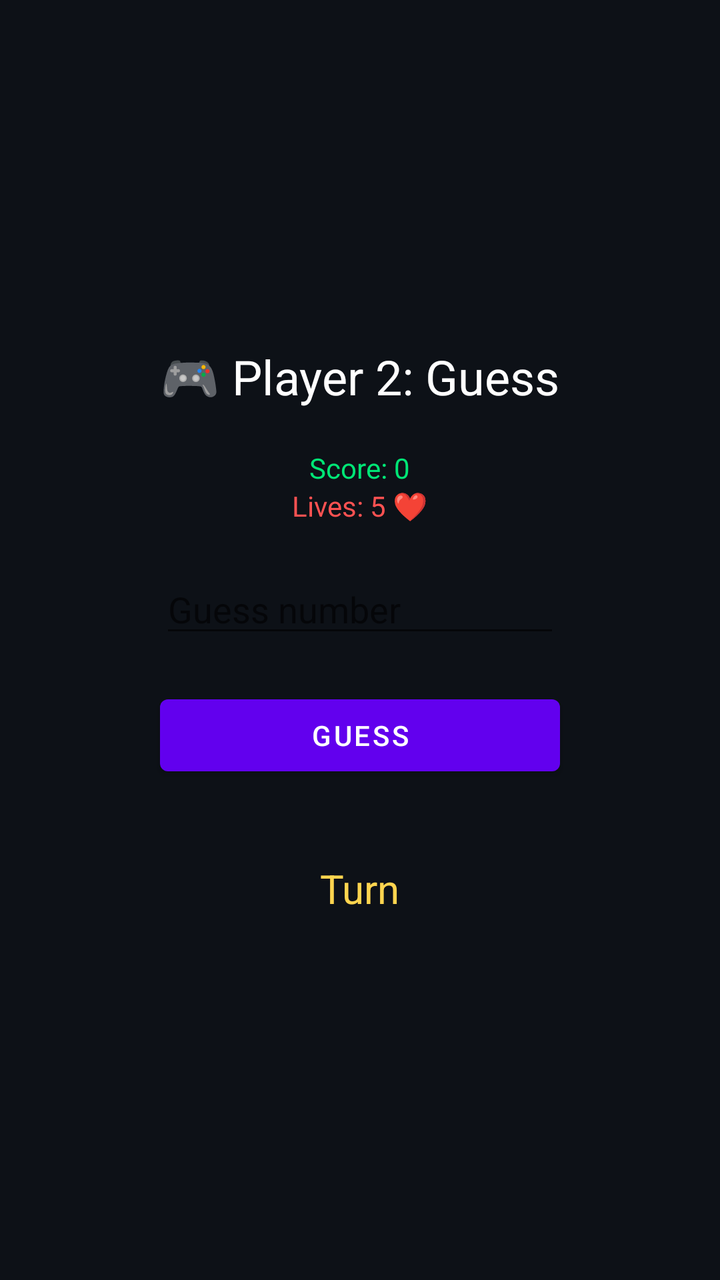
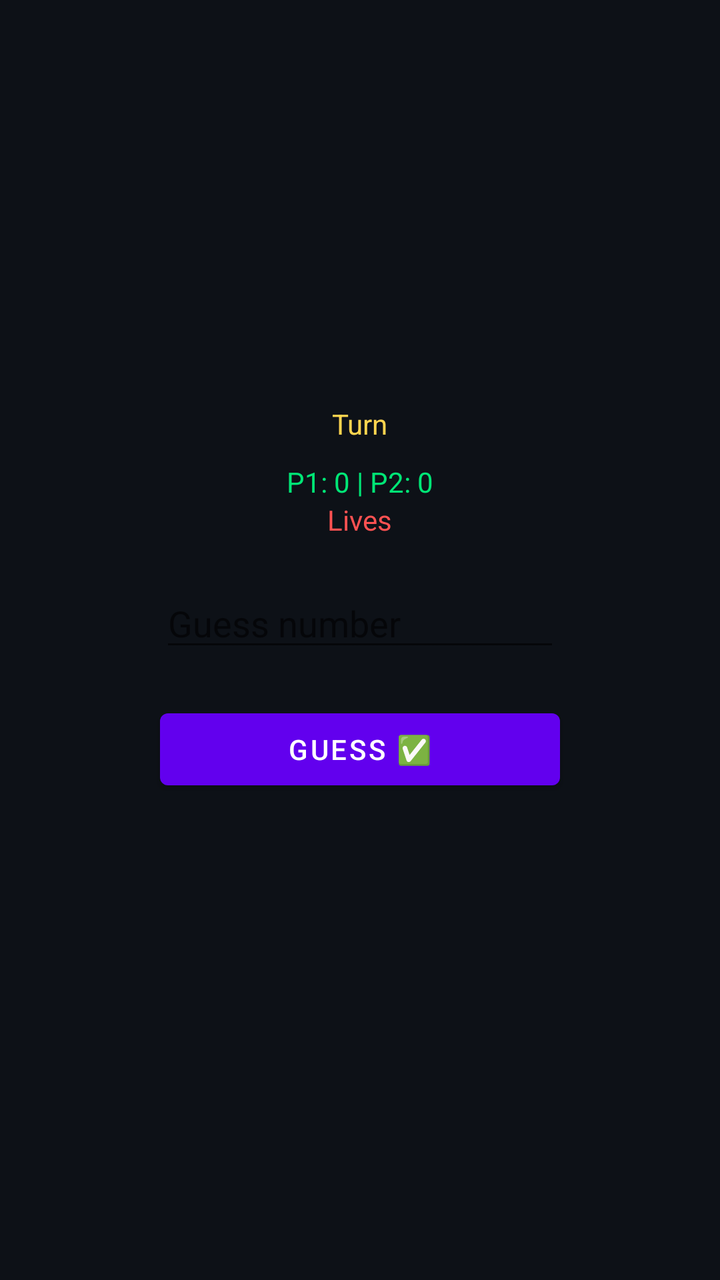

Two renders of the same Android screen: before a commit and after it. Below are the layout's source before the change and the commit's diff.
<!-- AndroidManifest.xml: fallback theme Theme.MaterialComponents.DayNight.NoActionBar -->
<!-- res/layout/activity_game.xml -->
<?xml version="1.0" encoding="utf-8"?>
<LinearLayout
    xmlns:android="http://schemas.android.com/apk/res/android"
    android:orientation="vertical"
    android:gravity="center"
    android:background="#0D1117"
    android:layout_width="match_parent"
    android:layout_height="match_parent">

    <TextView
        android:text="🎮 Player 2: Guess"
        android:textSize="24sp"
        android:textColor="#FFFFFF"
        android:layout_marginBottom="20dp"
        android:layout_width="wrap_content"
        android:layout_height="wrap_content"/>

    <TextView
        android:id="@+id/scoreText"
        android:text="Score: 0"
        android:textColor="#00E676"
        android:layout_width="wrap_content"
        android:layout_height="wrap_content"/>

    <TextView
        android:id="@+id/livesText"
        android:text="Lives: 5 ❤️"
        android:textColor="#FF5252"
        android:layout_marginBottom="20dp"
        android:layout_width="wrap_content"
        android:layout_height="wrap_content"/>

    <EditText
        android:id="@+id/input"
        android:hint="Guess number"
        android:textColor="#FFFFFF"
        android:layout_width="200dp"
        android:layout_height="wrap_content"/>

    <Button
        android:id="@+id/submitBtn"
        android:text="Guess"
        android:layout_marginTop="20dp"
        android:layout_width="200dp"
        android:layout_height="wrap_content"/>

    <TextView
        android:id="@+id/resultText"
        android:text=""
        android:textColor="#FFFFFF"
        android:layout_marginTop="20dp"
        android:layout_width="wrap_content"
        android:layout_height="wrap_content"/>
    
    <TextView
    android:id="@+id/turnText"
    android:text="Turn"
    android:textSize="20sp"
    android:textColor="#FFD54F"
    android:layout_marginBottom="10dp"
    android:layout_width="wrap_content"
    android:layout_height="wrap_content"/>

</LinearLayout>
<!-- resources referenced by this layout -->
<resources>

</resources>

<!-- the commit's change to res/layout/activity_game.xml (unified diff, before → after) -->
@@ -1,6 +1,5 @@
 <?xml version="1.0" encoding="utf-8"?>
-<LinearLayout
-    xmlns:android="http://schemas.android.com/apk/res/android"
+<LinearLayout xmlns:android="http://schemas.android.com/apk/res/android"
     android:orientation="vertical"
     android:gravity="center"
     android:background="#0D1117"
@@ -8,23 +7,23 @@
     android:layout_height="match_parent">
 
     <TextView
-        android:text="🎮 Player 2: Guess"
-        android:textSize="24sp"
-        android:textColor="#FFFFFF"
-        android:layout_marginBottom="20dp"
+        android:id="@+id/turnText"
+        android:text="Turn"
+        android:textColor="#FFD54F"
+        android:layout_marginBottom="10dp"
         android:layout_width="wrap_content"
         android:layout_height="wrap_content"/>
 
     <TextView
         android:id="@+id/scoreText"
-        android:text="Score: 0"
+        android:text="P1: 0 | P2: 0"
         android:textColor="#00E676"
         android:layout_width="wrap_content"
         android:layout_height="wrap_content"/>
 
     <TextView
         android:id="@+id/livesText"
-        android:text="Lives: 5 ❤️"
+        android:text="Lives"
         android:textColor="#FF5252"
         android:layout_marginBottom="20dp"
         android:layout_width="wrap_content"
@@ -39,7 +38,7 @@
 
     <Button
         android:id="@+id/submitBtn"
-        android:text="Guess"
+        android:text="Guess ✅"
         android:layout_marginTop="20dp"
         android:layout_width="200dp"
         android:layout_height="wrap_content"/>
@@ -51,14 +50,5 @@
         android:layout_marginTop="20dp"
         android:layout_width="wrap_content"
         android:layout_height="wrap_content"/>
-    
-    <TextView
-    android:id="@+id/turnText"
-    android:text="Turn"
-    android:textSize="20sp"
-    android:textColor="#FFD54F"
-    android:layout_marginBottom="10dp"
-    android:layout_width="wrap_content"
-    android:layout_height="wrap_content"/>
 
 </LinearLayout>
